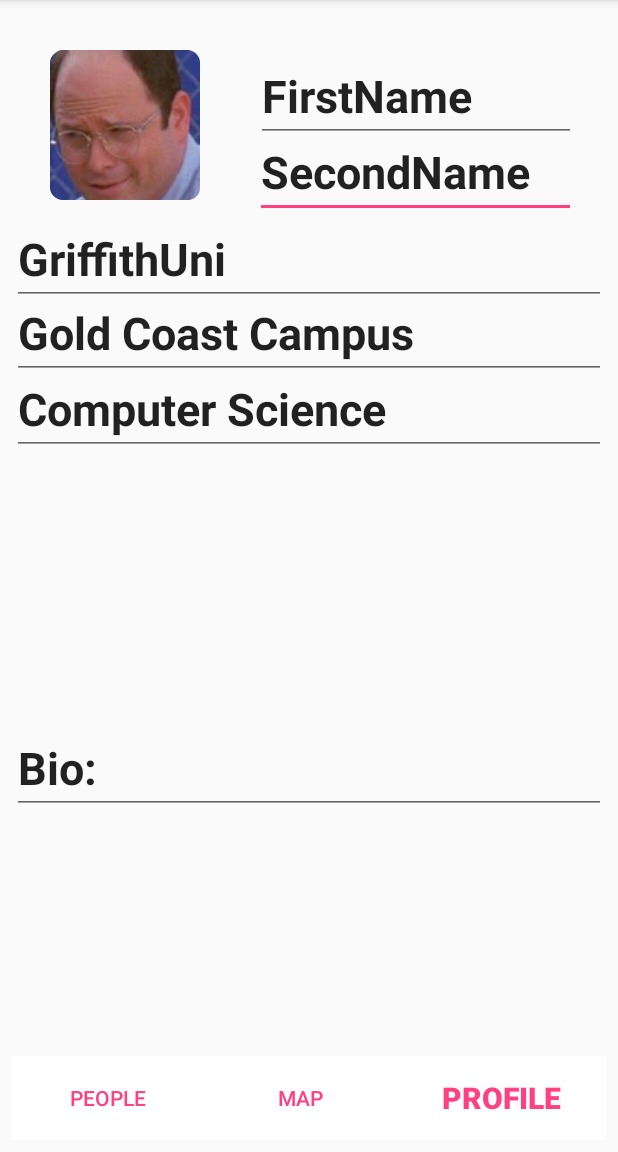
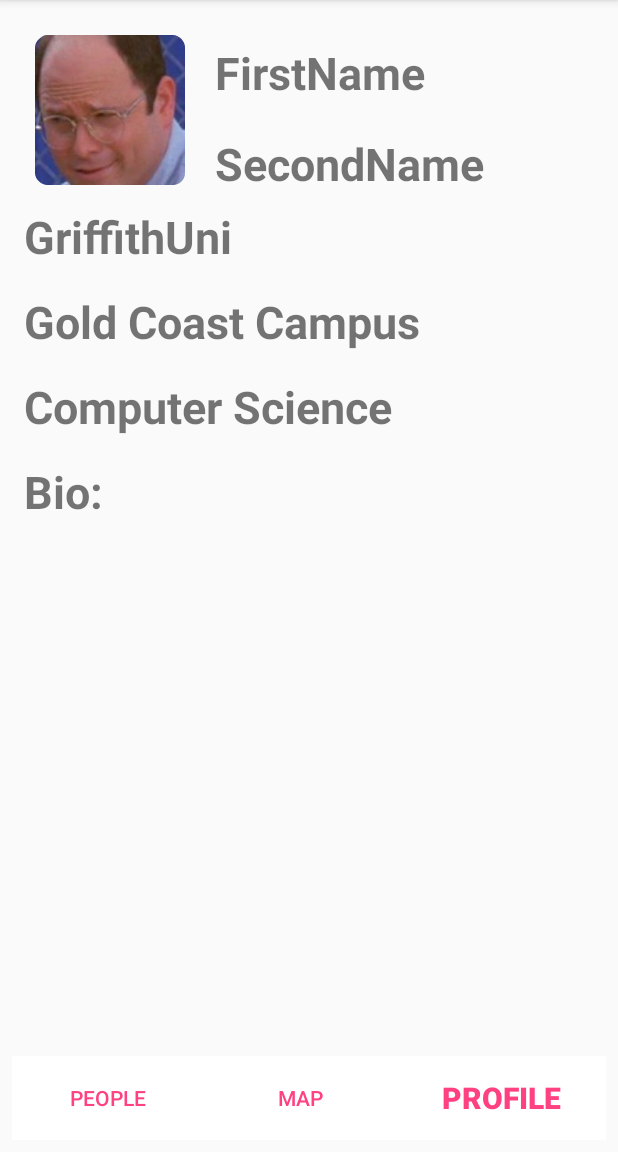
Before and after one commit to sk0g/Fern, an Android app: the ProfileActivity screen opened directly, with no data from a screen before it, on a phone screen of 412 x 824 dp, the part 84-1236 px from its top. Run offline under Robolectric (Android 15) with nearby library versions, the phone set to English and light mode, and no system bars.

Commit message:
Reworked activity_profile

```diff
--- a/app/src/main/java/com/ymir/fern_app/EventViewActivity.kt
+++ b/app/src/main/java/com/ymir/fern_app/EventViewActivity.kt
@@ -28,5 +28,4 @@ class EventViewActivity : AppCompatActivity() {
             switchToProfile(applicationContext, view)
         }
     }
-
 }
--- a/app/src/main/res/layout/activity_profile.xml
+++ b/app/src/main/res/layout/activity_profile.xml
@@ -6,6 +6,7 @@
     android:layout_height="match_parent"
     android:layout_margin="8dp"
     tools:context=".ProfileActivity">
+
     <LinearLayout
         android:layout_width="match_parent"
         android:layout_height="wrap_content"
@@ -43,102 +44,81 @@
     </LinearLayout>
 
     <ImageView
-        android:id="@+id/imageView2"
+        android:id="@+id/profile_activity_avatar"
         android:layout_width="100dp"
         android:layout_height="100dp"
         android:layout_alignParentStart="true"
         android:layout_alignParentTop="true"
-        android:layout_marginStart="25dp"
-        android:layout_marginTop="25dp"
+        android:layout_marginStart="15dp"
+        android:layout_marginTop="15dp"
         app:srcCompat="@mipmap/profile" />
 
-    <EditText
-        android:id="@+id/editText"
+    <TextView
+        android:id="@+id/profile_activity_first_name"
+        android:layout_width="213dp"
+        android:layout_height="wrap_content"
+        android:layout_toEndOf="@id/profile_activity_avatar"
+        android:layout_margin="20dp"
+        android:ems="10"
+        android:text="FirstName"
+        android:textSize="30sp"
+        android:textStyle="bold" />
+
+    <TextView
+        android:id="@+id/profile_activity_last_name"
         android:layout_width="214dp"
         android:layout_height="wrap_content"
-        android:layout_alignEnd="@+id/editText2"
-        android:layout_alignParentTop="true"
-        android:layout_marginTop="76dp"
+        android:layout_toEndOf="@id/profile_activity_avatar"
+        android:layout_marginStart="20dp"
+        android:layout_below="@id/profile_activity_first_name"
         android:ems="10"
-        android:inputType="textPersonName"
         android:text="SecondName"
         android:textSize="30sp"
         android:textStyle="bold" />
 
-    <EditText
-        android:id="@+id/editText2"
-        android:layout_width="213dp"
+    <TextView
+        android:id="@+id/profile_activity_uni"
+        android:layout_width="match_parent"
         android:layout_height="wrap_content"
-        android:layout_alignParentEnd="true"
-        android:layout_alignTop="@+id/imageView2"
-        android:layout_marginEnd="20dp"
+        android:layout_below="@id/profile_activity_last_name"
+        android:layout_margin="8dp"
+        android:layout_centerHorizontal="true"
         android:ems="10"
-        android:inputType="textPersonName"
-        android:text="FirstName"
+        android:text="GriffithUni"
         android:textSize="30sp"
         android:textStyle="bold" />
 
-    <EditText
-        android:id="@+id/editText8"
+    <TextView
+        android:id="@+id/profile_activity_campus"
         android:layout_width="match_parent"
         android:layout_height="wrap_content"
-        android:layout_alignParentTop="true"
         android:layout_centerHorizontal="true"
-        android:layout_marginTop="234dp"
+        android:layout_below="@id/profile_activity_uni"
+        android:layout_margin="8dp"
         android:ems="10"
-        android:inputType="textPersonName"
+        android:text="Gold Coast Campus"
+        android:textSize="30sp"
+        android:textStyle="bold" />
+
+    <TextView
+        android:id="@+id/profile_activity_degree"
+        android:layout_width="match_parent"
+        android:layout_height="wrap_content"
+        android:layout_below="@id/profile_activity_campus"
+        android:layout_margin="8dp"
+        android:ems="10"
         android:text="Computer Science"
         android:textSize="30sp"
         android:textStyle="bold" />
 
-    <EditText
-        android:id="@+id/editText7"
+    <TextView
+        android:id="@+id/profile_activity_bio"
         android:layout_width="match_parent"
         android:layout_height="wrap_content"
-        android:layout_alignParentTop="true"
-        android:layout_centerHorizontal="true"
-        android:layout_marginTop="183dp"
-        android:ems="10"
-        android:inputType="textPersonName"
-        android:text="Gold Coast Campus"
-        android:textSize="30sp"
-        android:textStyle="bold" />
-
-    <EditText
-        android:id="@+id/editText6"
-        android:layout_width="match_parent"
-        android:layout_height="wrap_content"
-        android:layout_alignParentTop="true"
-        android:layout_centerHorizontal="true"
-        android:layout_marginTop="134dp"
-        android:ems="10"
-        android:inputType="textPersonName"
-        android:text="GriffithUni"
-        android:textSize="30sp"
-        android:textStyle="bold" />
-
-    <EditText
-        android:id="@+id/textView2"
-        android:layout_width="match_parent"
-        android:layout_height="wrap_content"
-        android:layout_alignParentBottom="true"
-        android:layout_alignStart="@+id/editText8"
-        android:layout_marginBottom="217dp"
+        android:layout_below="@id/profile_activity_degree"
+        android:layout_margin="8dp"
         android:text="Bio:"
         android:textSize="30sp"
         android:textStyle="bold" />
 
-    <ScrollView
-        android:layout_width="339dp"
-        android:layout_height="match_parent"
-        android:layout_alignParentBottom="true"
-        android:layout_centerHorizontal="true"
-        android:layout_marginBottom="62dp">
-
-        <LinearLayout
-            android:layout_width="match_parent"
-            android:layout_height="wrap_content"
-            android:orientation="vertical" />
-    </ScrollView>
-
 </RelativeLayout>
```
